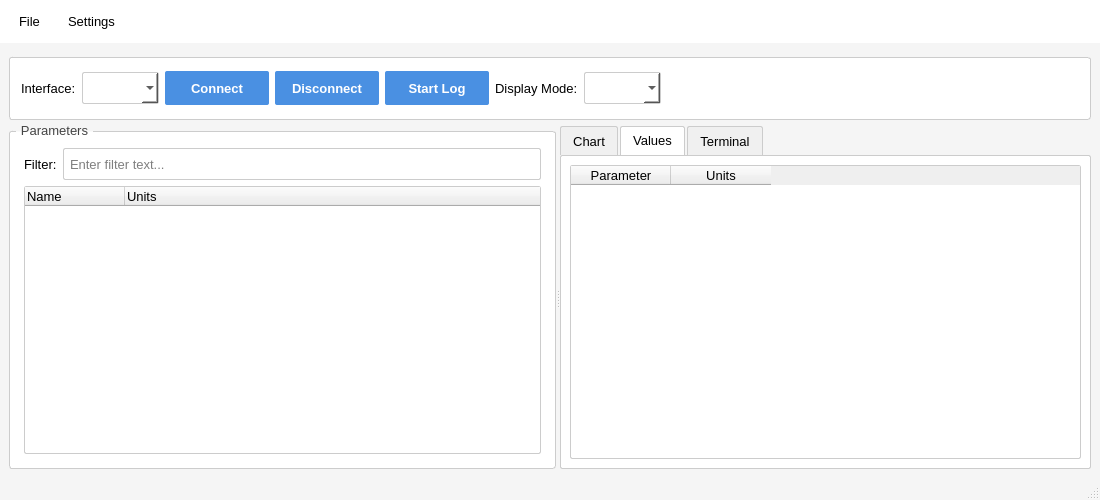
Before: the Qt Designer form loggerwindow.ui in pirelli2006/ecureader, drawn with Qt 5.
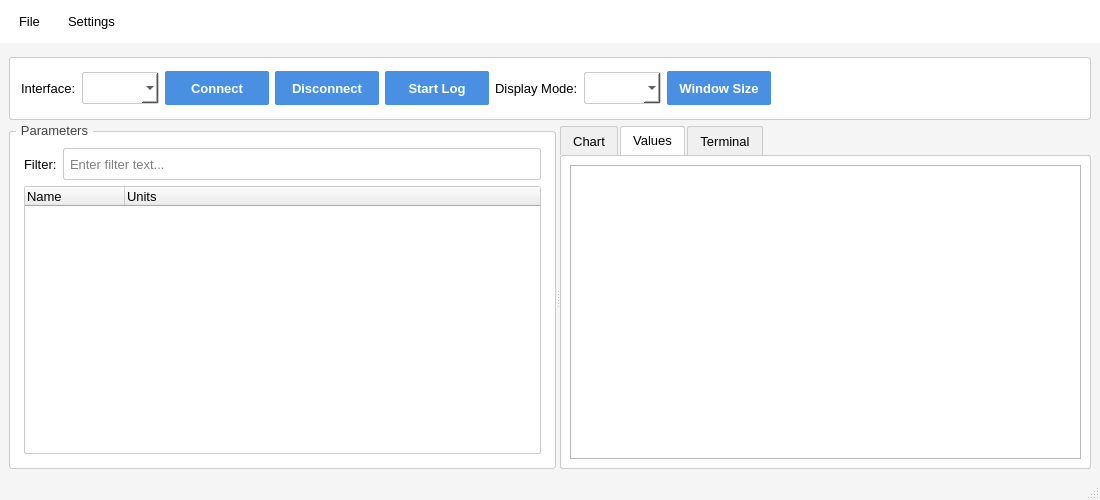
After: the same form once the commit is applied. The open tabs and pages were chosen to show the change. Custom widgets are drawn as their Qt base class.

```diff
--- a/loggerwindow.ui
+++ b/loggerwindow.ui
@@ -200,7 +200,7 @@
       <property name="title">
        <string/>
       </property>
-      <layout class="QHBoxLayout" name="horizontalLayout" stretch="0,0,0,0,0,0,0,0">
+      <layout class="QHBoxLayout" name="horizontalLayout" stretch="0,0,0,0,0,0,0,0,0">
        <property name="leftMargin">
         <number>6</number>
        </property>
@@ -266,6 +266,25 @@
        <item>
         <widget class="QComboBox" name="displayModeComboBox"/>
        </item>
+       <item>
+        <widget class="QPushButton" name="windowSizeButton">
+         <property name="sizePolicy">
+          <sizepolicy hsizetype="Minimum" vsizetype="Fixed">
+           <horstretch>0</horstretch>
+           <verstretch>0</verstretch>
+          </sizepolicy>
+         </property>
+         <property name="minimumSize">
+          <size>
+           <width>104</width>
+           <height>34</height>
+          </size>
+         </property>
+         <property name="text">
+          <string>Window Size</string>
+         </property>
+        </widget>
+       </item>
        <item>
         <spacer name="horizontalSpacer">
          <property name="orientation">
@@ -361,20 +380,9 @@
            </attribute>
            <layout class="QVBoxLayout" name="verticalLayout_values">
             <item>
-             <widget class="QTableWidget" name="valuesTable">
-              <column>
-               <property name="text">
-                <string>Parameter</string>
-               </property>
-              </column>
-              <column>
-               <property name="text">
-                <string>Units</string>
-               </property>
-              </column>
-             </widget>
-            </item>
-           </layout>
+     <widget class="QGraphicsView" name="parameterGraphicsView"/> 
+    </item>
+			</layout>
           </widget>
           <widget class="QWidget" name="terminalTab">
            <attribute name="title">
```
Left out of the diff: 37 changed lines with no effect on the pictures.
